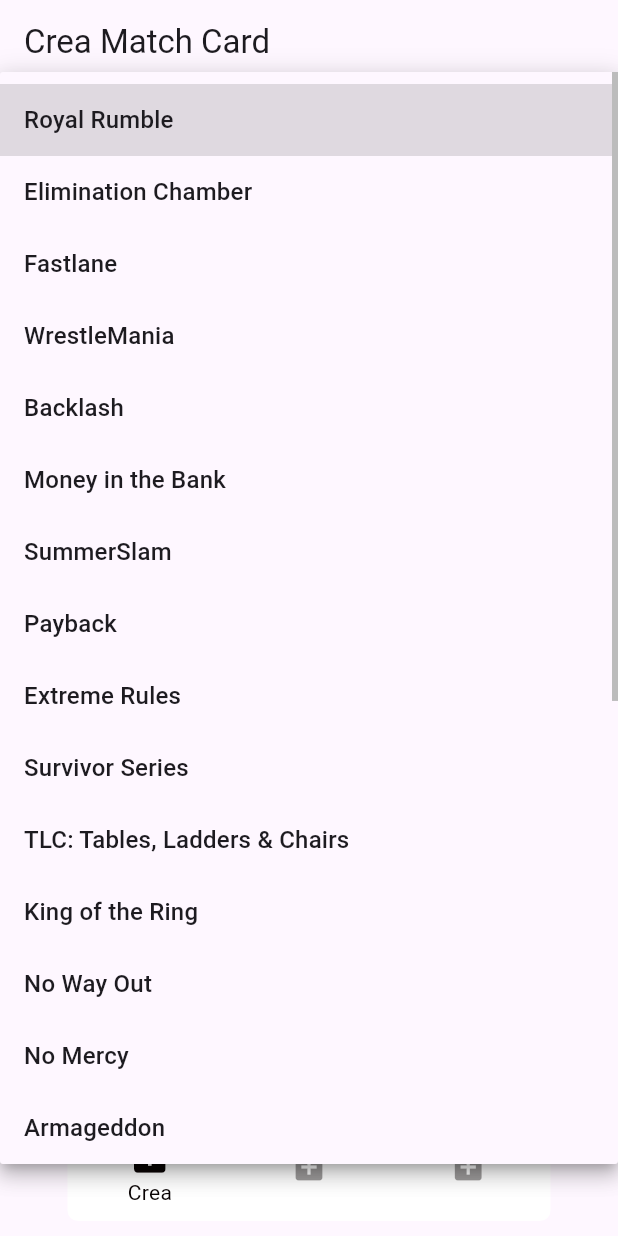
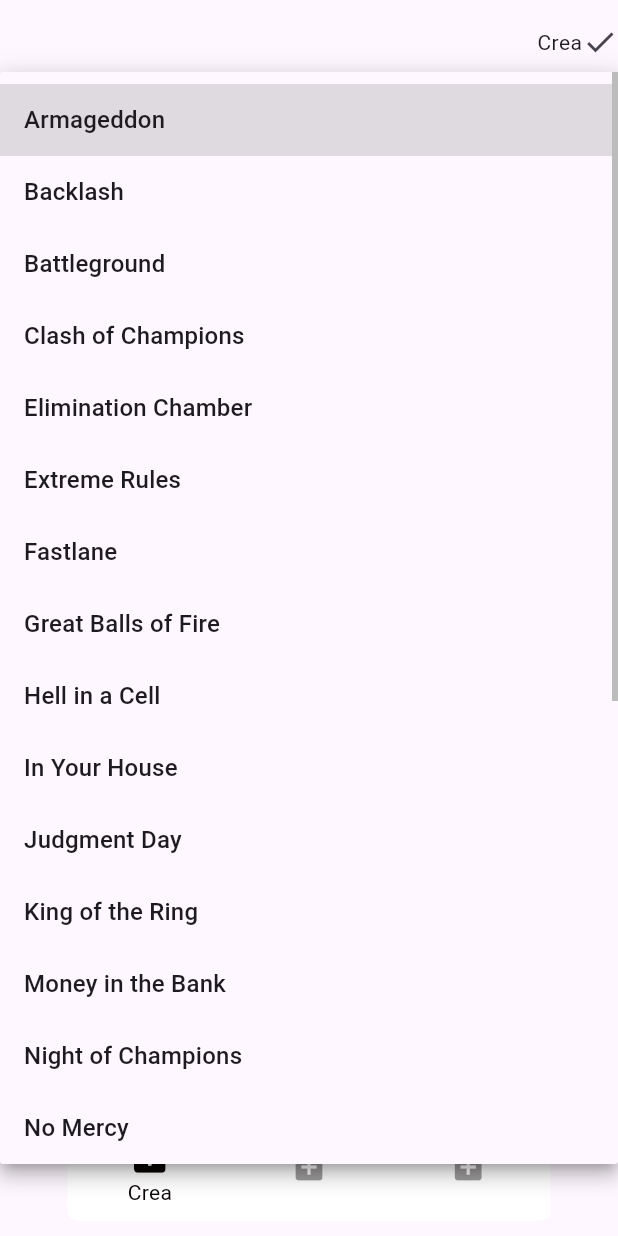
Before and after one commit to morenoboasso/wwe-sus, a Flutter app: the screen it shows after launch, after a tap on the "arrow forward" icon, after a tap on "Scegli un PPV", on a phone screen of 412 x 824 dp. Run offline on Flutter 3.47's test engine with Material 3 defaults, Android fonts, the phone set to English and light mode, and no system bars; our stand-ins replace cloud_firestore, firebase_core, get, get_storage, vibration; accounts and stored records are empty.

Commit message:
add create match card structure

```diff
--- a/lib/pages/create_match/create_match_card_page.dart
+++ b/lib/pages/create_match/create_match_card_page.dart
@@ -1,9 +1,8 @@
 import 'package:flutter/material.dart';
-import 'package:get/get.dart';
-import 'package:wwe_bets/services/db_service.dart';
-import '../../routes/routes.dart';
-import '../../types/ppv_options.dart';
-import 'add_wrestler_page.dart';
+import 'package:wwe_bets/widgets/create_match_card/ppv_dropdown.dart';
+import '../../services/db_service.dart';
+import '../../widgets/create_match_card/title_checkbox.dart';
+import '../../widgets/create_match_card/wrestler_input_row.dart';
 
 class CreateMatchCardPage extends StatefulWidget {
   const CreateMatchCardPage({super.key});
@@ -20,62 +19,52 @@
 
   String? _selectedPPV;
   bool _showTitleField = false;
+  List<String> wrestlers = ['', ''];
 
   @override
   Widget build(BuildContext context) {
     return Scaffold(
+      resizeToAvoidBottomInset: true,
       appBar: AppBar(
-        title: const Text('Crea Match Card'),
+        actions: [
+          GestureDetector(
+            onTap: _saveMatchCard,
+            child: Row(
+              children: [
+                Text("Crea"),
+                Icon(Icons.check),
+              ],
             ),
-      body: Form(
+          ),
+        ],
+      ),
+      body: SafeArea(
+        child: Form(
           key: _formKey,
           child: Padding(
             padding: const EdgeInsets.all(16.0),
-          child: Column(
-            crossAxisAlignment: CrossAxisAlignment.start,
+            child: ListView(
               children: <Widget>[
                 const Text('PPV *'),
                 const SizedBox(height: 8),
-              DropdownButtonFormField<String>(
-                hint: const Text('Scegli un PPV'),
-                value: _selectedPPV,
-                decoration: const InputDecoration(
-                  border: OutlineInputBorder(),
-                ),
-                items: ppvOptions.map((ppv) {
-                  return DropdownMenuItem(
-                    value: ppv,
-                    child: Text(ppv),
-                  );
-                }).toList(),
+                PPVDropdown(
+                  selectedPPV: _selectedPPV,
                   onChanged: (value) {
                     setState(() {
                       _selectedPPV = value;
                     });
                   },
-                validator: (value) {
-                  if (value == null || value.isEmpty) {
-                    return 'Seleziona il PPV';
-                  }
-                  return null;
-                },
                 ),
                 const SizedBox(height: 16),
-
-              Row(
-                children: [
-                  Expanded(
-                    child: Text('Titolo in palio'),
-                  ),
-                  Switch(
-                    value: _showTitleField,
+                TitleCheckbox(
+                  isChecked: _showTitleField,
                   onChanged: (value) {
+                    if (value != null) {
                       setState(() {
                         _showTitleField = value;
                       });
+                    }
                   },
-                  ),
-                ],
                 ),
                 if (_showTitleField)
                   Padding(
@@ -89,7 +78,6 @@
                     ),
                   ),
                 const SizedBox(height: 16),
-
                 const Text('Tipo di Match *'),
                 const SizedBox(height: 8),
                 TextFormField(
@@ -100,34 +88,81 @@
                   ),
                   validator: (value) {
                     if (value == null || value.isEmpty) {
-                    return 'Inserisci tipo di match';
+                      return 'Inserisci tipo di match.';
                     }
                     return null;
                   },
                 ),
                 const SizedBox(height: 20),
+                const Text('Inserisci Partecipanti *'),
+                const SizedBox(height: 8),
+                ListView.builder(
+                  shrinkWrap: true,
+                  physics: NeverScrollableScrollPhysics(),
+                  itemCount: (wrestlers.length / 2).ceil(),
+                  itemBuilder: (context, rowIndex) {
+                    int index1 = rowIndex * 2;
+                    int index2 = index1 + 1;
 
-              ElevatedButton(
-                onPressed: () {
-                  if (_formKey.currentState!.validate()) {
-                    final payperview = _selectedPPV!;
-                    final title = _showTitleField ? _titleController.text : '';
-                    final type = _typeController.text;
-
-                    // Navigate to AddWrestlersPage with parameters
-                    Get.toNamed(AppRoutes.addWrestlers, parameters: {
-                      'payperview': payperview,
-                      'title': title,
-                      'type': type,
-                    });
-                  }
+                    return Padding(
+                      padding: const EdgeInsets.only(bottom: 16.0),
+                      child: WrestlerInputRow(
+                        index1: index1,
+                        index2: index2,
+                        wrestlers: wrestlers,
+                        onWrestlerChanged: _onWrestlerChanged,
+                        onRemoveWrestler: _removeWrestler,
+                        addWrestlerCallback: _addWrestler,
+                        canAddWrestler: wrestlers.length < 20 && rowIndex == (wrestlers.length / 2).ceil() - 1,
+                      ),
+                    );
                   },
-                child: const Text('Avanti'),
                 ),
               ],
             ),
           ),
         ),
+      ),
     );
   }
+
+
+  void _addWrestler() {
+    setState(() {
+      wrestlers.add('');
+    });
   }
+
+  void _removeWrestler(int index) {
+    if (wrestlers.length > 2) {
+      setState(() {
+        wrestlers.removeAt(index);
+      });
+    }
+  }
+
+  void _onWrestlerChanged(int index, String name) {
+    setState(() {
+      wrestlers[index] = name;
+    });
+  }
+
+  List<String> _getValidWrestlers() {
+    return wrestlers
+        .map((wrestler) => wrestler.trim())
+        .where((wrestler) => wrestler.isNotEmpty)
+        .toList();
+  }
+
+  void _saveMatchCard() async {
+    if (_formKey.currentState!.validate()) {
+      List<String> validWrestlers = _getValidWrestlers();
+      final payperview = _selectedPPV!;
+      final title = _showTitleField ? _titleController.text : '';
+      final type = _typeController.text;
+
+      await dbService.createMatchCard(
+          payperview, title, type, validWrestlers);
+    }
+  }
+}
--- a/lib/routes/routes.dart
+++ b/lib/routes/routes.dart
@@ -1,6 +1,5 @@
 import 'package:get/get.dart';
 import 'package:wwe_bets/pages/login_page.dart';
-import '../pages/create_match/add_wrestler_page.dart';
 import '../pages/create_match/create_match_card_page.dart';
 import '../widgets/bottom_navigation_bar_widget.dart';
 
@@ -8,19 +7,10 @@
   static const String login = '/login';
   static const String mainScreen = '/mainScreen';
   static const String createMatchCard = '/createMatchCard';
-  static const String addWrestlers = '/addWrestlers';
 
   static final routes = [
     GetPage(name: login, page: () => const LoginPage()),
     GetPage(name: mainScreen, page: () => const BottomNavigationBarWidget()),
     GetPage(name: createMatchCard, page: () => const CreateMatchCardPage()),
-    GetPage(
-      name: addWrestlers,
-      page: () => AddWrestlersPage(
-        payperview: Get.parameters['payperview'] ?? '',
-        title: Get.parameters['title'] ?? '',
-        type: Get.parameters['type'] ?? '',
-      ),
-    ),
   ];
 }
--- a/lib/types/ppv_options.dart
+++ b/lib/types/ppv_options.dart
@@ -1,28 +1,28 @@
 const List<String> ppvOptions = [
+  'Armageddon',
+  'Backlash',
+  'Battleground',
+  'Clash of Champions',
+  'Elimination Chamber',
+  'Extreme Rules',
+  'Fastlane',
+  'Great Balls of Fire',
+  'Hell in a Cell',
+  'In Your House',
+  'Judgment Day',
+  'King of the Ring',
+  'Money in the Bank',
+  'Night of Champions',
+  'No Mercy',
+  'No Way Out',
+  'Over the Limit',
+  'Payback',
+  'Roadblock',
   'Royal Rumble',
-  'Elimination Chamber',
-  'Fastlane',
+  'SummerSlam',
+  'Survivor Series',
+  'TLC',
+  'Unforgiven',
+  'Vengeance',
   'WrestleMania',
-  'Backlash',
-  'Money in the Bank',
-  'SummerSlam',
-  'Payback',
-  'Extreme Rules',
-  'Survivor Series',
-  'TLC: Tables, Ladders & Chairs',
-  'King of the Ring',
-  'No Way Out',
-  'No Mercy',
-  'Armageddon',
-  'Judgment Day',
-  'Vengeance',
-  'Unforgiven',
-  'Hell in a Cell',
-  'Night of Champions',
-  'Over the Limit',
-  'Great Balls of Fire',
-  'Clash of Champions',
-  'Battleground',
-  'Roadblock',
-  'In Your House'
 ];
--- /dev/null
+++ b/lib/widgets/create_match_card/ppv_dropdown.dart
@@ -0,0 +1,37 @@
+import 'package:flutter/material.dart';
+import '../../types/ppv_options.dart';
+
+class PPVDropdown extends StatelessWidget {
+  final String? selectedPPV;
+  final ValueChanged<String?> onChanged;
+
+  const PPVDropdown({
+    required this.selectedPPV,
+    required this.onChanged,
+    super.key,
+  });
+
+  @override
+  Widget build(BuildContext context) {
+    return DropdownButtonFormField<String>(
+      hint: const Text('Scegli un PPV'),
+      value: selectedPPV,
+      decoration: const InputDecoration(
+        border: OutlineInputBorder(),
+      ),
+      items: ppvOptions.map((ppv) {
+        return DropdownMenuItem(
+          value: ppv,
+          child: Text(ppv),
+        );
+      }).toList(),
+      onChanged: onChanged,
+      validator: (value) {
+        if (value == null || value.isEmpty) {
+          return 'Seleziona il PPV.';
+        }
+        return null;
+      },
+    );
+  }
+}
--- /dev/null
+++ b/lib/widgets/create_match_card/title_checkbox.dart
@@ -0,0 +1,27 @@
+// lib/widgets/create_match_card/title_checkbox.dart
+import 'package:flutter/material.dart';
+
+class TitleCheckbox extends StatelessWidget {
+  final bool isChecked;
+  final ValueChanged<bool?> onChanged;
+
+  const TitleCheckbox({
+    required this.isChecked,
+    required this.onChanged,
+    Key? key,
+  }) : super(key: key);
+
+  @override
+  Widget build(BuildContext context) {
+    return Row(
+      mainAxisAlignment: MainAxisAlignment.spaceBetween, // Distribuisce lo spazio tra i widget
+      children: [
+        const Text('Titolo in palio'), // Etichetta a sinistra
+        Checkbox(
+          value: isChecked,
+          onChanged: onChanged,
+        ), // Checkbox a destra
+      ],
+    );
+  }
+}
--- /dev/null
+++ b/lib/widgets/create_match_card/wrestler_input_row.dart
@@ -0,0 +1,92 @@
+// lib/widgets/create_match_card/wrestler_input_row.dart
+import 'package:flutter/material.dart';
+
+class WrestlerInputRow extends StatelessWidget {
+  final int index1;
+  final int index2;
+  final List<String> wrestlers;
+  final void Function(int, String) onWrestlerChanged; // Cambia il tipo qui
+  final void Function(int) onRemoveWrestler;
+  final VoidCallback addWrestlerCallback;
+  final bool canAddWrestler;
+
+  const WrestlerInputRow({
+    required this.index1,
+    required this.index2,
+    required this.wrestlers,
+    required this.onWrestlerChanged,
+    required this.onRemoveWrestler,
+    required this.addWrestlerCallback,
+    required this.canAddWrestler,
+    Key? key,
+  }) : super(key: key);
+
+  @override
+  Widget build(BuildContext context) {
+    return Column(
+      children: [
+        Row(
+          children: [
+            Expanded(
+              child: TextFormField(
+                initialValue: index1 < wrestlers.length
+                    ? wrestlers[index1]
+                    : '',
+                onChanged: (value) => onWrestlerChanged(index1, value),
+                validator: (index1 < 2)
+                    ? (value) {
+                  if (value == null || value.isEmpty) {
+                    return 'Inserisci wrestler.';
+                  }
+                  return null;
+                }
+                    : null,
+                decoration: InputDecoration(
+                  border: OutlineInputBorder(
+                    borderSide: BorderSide(color: Colors.black, width: 1),
+                  ),
+                ),
+              ),
+            ),
+            if (index2 < wrestlers.length) ...[
+              SizedBox(width: 16),
+              Expanded(
+                child: TextFormField(
+                  initialValue: wrestlers[index2],
+                  onChanged: (value) => onWrestlerChanged(index2, value),
+                  validator: (index2 < 2)
+                      ? (value) {
+                    if (value == null || value.isEmpty) {
+                      return 'Inserisci wrestler.';
+                    }
+                    return null;
+                  }
+                      : null,
+                  decoration: const InputDecoration(
+                    border: OutlineInputBorder(
+                      borderSide: BorderSide(color: Colors.black, width: 1),
+                    ),
+                  ),
+                ),
+              ),
+            ],
+            if (wrestlers.length > 2) ...[
+              IconButton(
+                icon: Icon(Icons.remove_circle),
+                onPressed: () => onRemoveWrestler(index1 < wrestlers.length ? index1 : index2),
+              ),
+            ],
+          ],
+        ),
+        if (canAddWrestler)
+          Padding(
+            padding: const EdgeInsets.only(top: 16.0),
+            child: ElevatedButton(
+              onPressed: addWrestlerCallback,
+              child: Text('Aggiungi Wrestler'),
+            ),
+          ),
+      ],
+    );
+  }
+}
```
Also changed, not shown: lib/pages/create_match/add_wrestler_page.dart (deleted, +0 -115 lines), pubspec.lock. Lines whose indentation alone changed are shown as unchanged.
